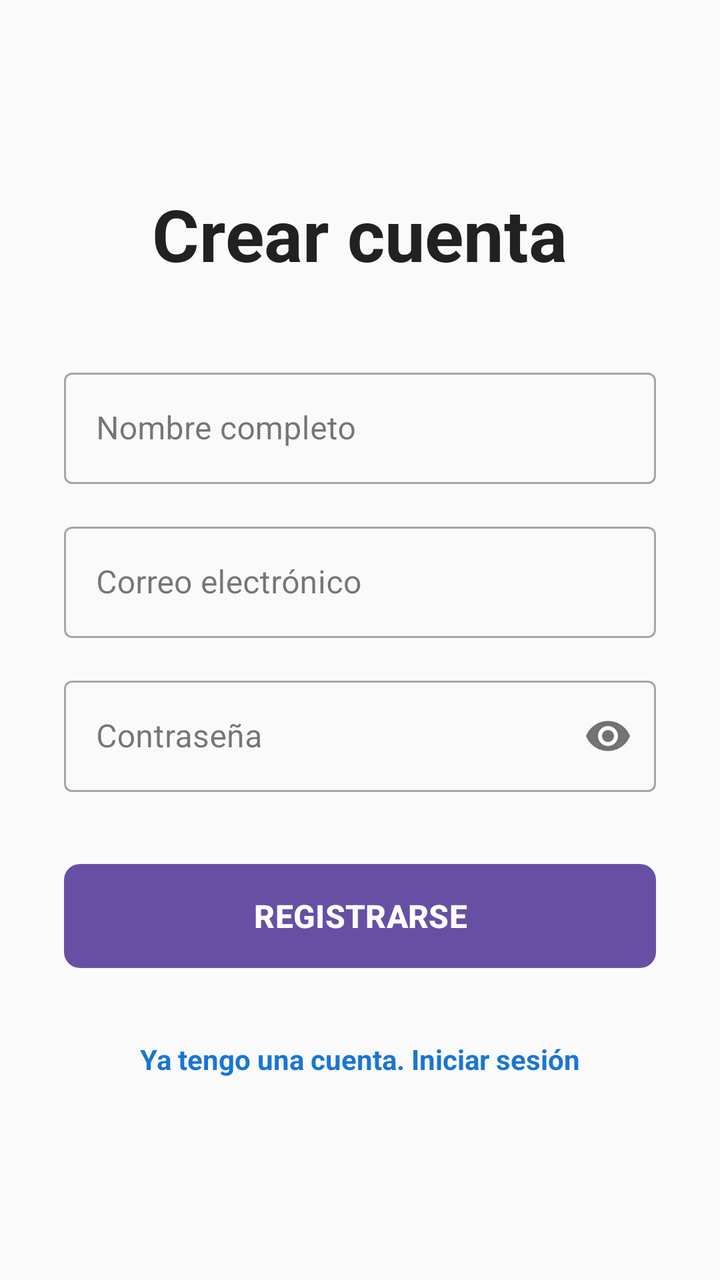
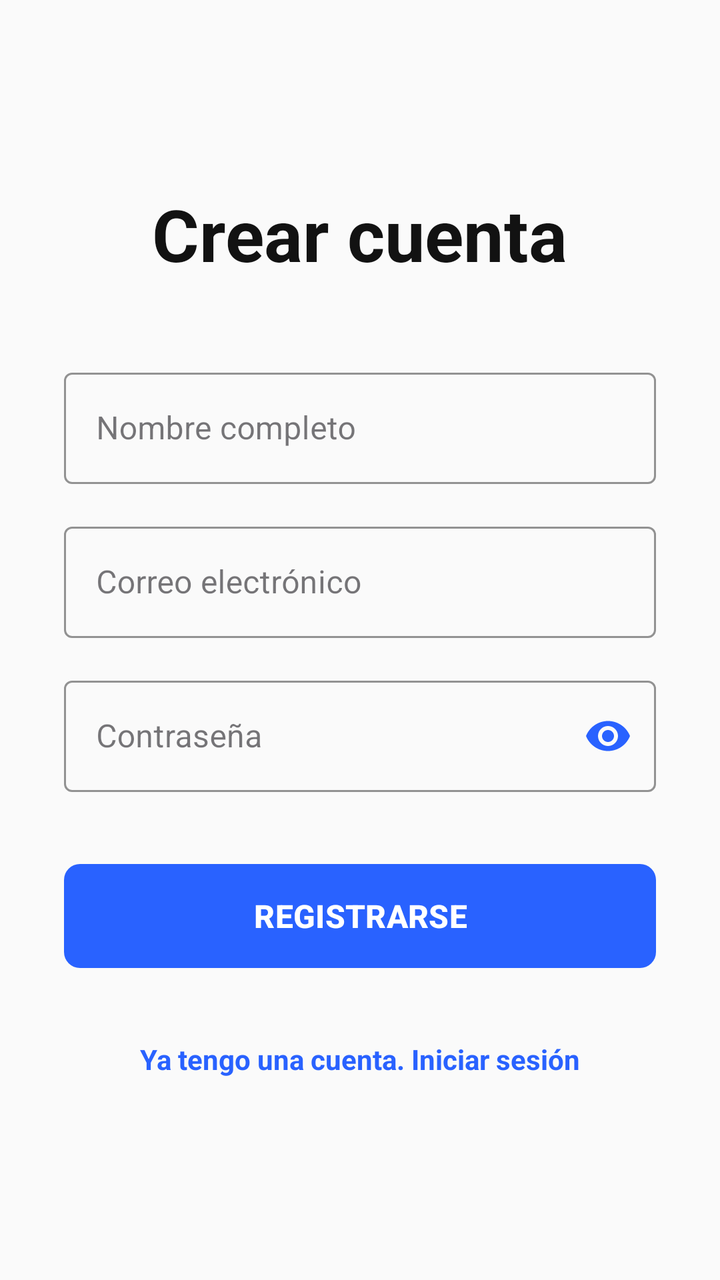

Compare the two renders of this Android layout. The source of the first and the diff that turns it into the second are given below.
<!-- AndroidManifest.xml: application theme Theme.Aplicacion -->
<!-- res/layout/activity_registro.xml -->
<?xml version="1.0" encoding="UTF-8" ?>
<ScrollView xmlns:android="http://schemas.android.com/apk/res/android"
    xmlns:app="http://schemas.android.com/apk/res-auto"
    android:layout_width="match_parent"
    android:layout_height="match_parent"
    android:fillViewport="true"
    android:background="#FAFAFA">

    <LinearLayout
        android:layout_width="match_parent"
        android:layout_height="wrap_content"
        android:orientation="vertical"
        android:padding="32dp"
        android:gravity="center">

        
        <TextView
            android:layout_width="wrap_content"
            android:layout_height="wrap_content"
            android:text="Crear cuenta"
            android:textSize="36sp"
            android:textStyle="bold"
            android:textColor="#212121"
            android:layout_marginBottom="40dp"/>

        
        <com.google.android.material.textfield.TextInputLayout
            style="@style/Widget.MaterialComponents.TextInputLayout.OutlinedBox"
            android:layout_width="match_parent"
            android:layout_height="wrap_content"
            android:hint="Nombre completo"
            android:layout_marginBottom="16dp">

            <com.google.android.material.textfield.TextInputEditText
                android:layout_width="match_parent"
                android:layout_height="wrap_content"
                android:id="@+id/etNombreRegistro"
                android:inputType="textPersonName"/>
        </com.google.android.material.textfield.TextInputLayout>

        
        <com.google.android.material.textfield.TextInputLayout
            style="@style/Widget.MaterialComponents.TextInputLayout.OutlinedBox"
            android:layout_width="match_parent"
            android:layout_height="wrap_content"
            android:hint="Correo electrónico"
            android:layout_marginBottom="16dp">

            <com.google.android.material.textfield.TextInputEditText
                android:layout_width="match_parent"
                android:layout_height="wrap_content"
                android:id="@+id/etEmailRegistro"
                android:inputType="textEmailAddress"/>
        </com.google.android.material.textfield.TextInputLayout>

        
        <com.google.android.material.textfield.TextInputLayout
            style="@style/Widget.MaterialComponents.TextInputLayout.OutlinedBox"
            android:layout_width="match_parent"
            android:layout_height="wrap_content"
            android:hint="Contraseña"
            app:passwordToggleEnabled="true"
            android:layout_marginBottom="32dp">

            <com.google.android.material.textfield.TextInputEditText
                android:layout_width="match_parent"
                android:layout_height="wrap_content"
                android:id="@+id/etPasswordRegistro"
                android:inputType="textPassword"/>
        </com.google.android.material.textfield.TextInputLayout>

        
        <ProgressBar
            android:layout_width="wrap_content"
            android:layout_height="wrap_content"
            android:id="@+id/progressBarRegistro"
            android:visibility="gone"
            android:layout_marginBottom="16dp"/>

        
        <com.google.android.material.button.MaterialButton
            android:layout_width="match_parent"
            android:layout_height="60dp"
            android:id="@+id/btnRegistrar"
            android:text="REGISTRARSE"
            android:textSize="16sp"
            android:textStyle="bold"
            app:cornerRadius="8dp"
            android:layout_marginBottom="24dp"/>

        
        <TextView
            android:layout_width="wrap_content"
            android:layout_height="wrap_content"
            android:id="@+id/tvVolverLogin"
            android:text="Ya tengo una cuenta. Iniciar sesión"
            android:textColor="#1976D2"
            android:textStyle="bold"
            android:padding="8dp"
            android:background="?attr/selectableItemBackground"
            android:clickable="true"
            android:focusable="true"/>
    </LinearLayout>


</ScrollView>
<!-- resources referenced by this layout -->
<resources>
  <style name="Theme.Aplicacion" parent="Base.Theme.Aplicacion" />
  <style name="Base.Theme.Aplicacion" parent="Theme.Material3.DayNight.NoActionBar">
          
          
      </style>
</resources>

<!-- the commit's change to res/layout/activity_registro.xml (unified diff, before → after) -->
@@ -4,7 +4,7 @@
     android:layout_width="match_parent"
     android:layout_height="match_parent"
     android:fillViewport="true"
-    android:background="#FAFAFA">
+    android:background="@color/backgroundColor">
 
     <LinearLayout
         android:layout_width="match_parent"
@@ -20,7 +20,7 @@
             android:text="Crear cuenta"
             android:textSize="36sp"
             android:textStyle="bold"
-            android:textColor="#212121"
+            android:textColor="@color/textColorPrimary"
             android:layout_marginBottom="40dp"/>
 
         
@@ -29,12 +29,15 @@
             android:layout_width="match_parent"
             android:layout_height="wrap_content"
             android:hint="Nombre completo"
+            app:boxStrokeColor="@color/primaryColor"
+            app:hintTextColor="@color/primaryColor"
             android:layout_marginBottom="16dp">
 
             <com.google.android.material.textfield.TextInputEditText
                 android:layout_width="match_parent"
                 android:layout_height="wrap_content"
                 android:id="@+id/etNombreRegistro"
+                android:textColor="@color/textColorPrimary"
                 android:inputType="textPersonName"/>
         </com.google.android.material.textfield.TextInputLayout>
 
@@ -44,12 +47,15 @@
             android:layout_width="match_parent"
             android:layout_height="wrap_content"
             android:hint="Correo electrónico"
+            app:boxStrokeColor="@color/primaryColor"
+            app:hintTextColor="@color/primaryColor"
             android:layout_marginBottom="16dp">
 
             <com.google.android.material.textfield.TextInputEditText
                 android:layout_width="match_parent"
                 android:layout_height="wrap_content"
                 android:id="@+id/etEmailRegistro"
+                android:textColor="@color/textColorPrimary"
                 android:inputType="textEmailAddress"/>
         </com.google.android.material.textfield.TextInputLayout>
 
@@ -60,12 +66,16 @@
             android:layout_height="wrap_content"
             android:hint="Contraseña"
             app:passwordToggleEnabled="true"
+            app:passwordToggleTint="@color/primaryColor"
+            app:boxStrokeColor="@color/primaryColor"
+            app:hintTextColor="@color/primaryColor"
             android:layout_marginBottom="32dp">
 
             <com.google.android.material.textfield.TextInputEditText
                 android:layout_width="match_parent"
                 android:layout_height="wrap_content"
                 android:id="@+id/etPasswordRegistro"
+                android:textColor="@color/textColorPrimary"
                 android:inputType="textPassword"/>
         </com.google.android.material.textfield.TextInputLayout>
 
@@ -75,6 +85,7 @@
             android:layout_height="wrap_content"
             android:id="@+id/progressBarRegistro"
             android:visibility="gone"
+            android:indeterminateTint="@color/primaryColor"
             android:layout_marginBottom="16dp"/>
 
         
@@ -86,6 +97,8 @@
             android:textSize="16sp"
             android:textStyle="bold"
             app:cornerRadius="8dp"
+            android:textColor="#FFFFFF"
+            app:backgroundTint="@color/primaryColor"
             android:layout_marginBottom="24dp"/>
 
         
@@ -94,7 +107,7 @@
             android:layout_height="wrap_content"
             android:id="@+id/tvVolverLogin"
             android:text="Ya tengo una cuenta. Iniciar sesión"
-            android:textColor="#1976D2"
+            android:textColor="@color/primaryColor"
             android:textStyle="bold"
             android:padding="8dp"
             android:background="?attr/selectableItemBackground"
<!-- resource entries referenced after the edit -->
@@ -1,5 +1,8 @@
 <!-- resources referenced by this layout -->
 <resources>
+  <color name="backgroundColor">#FAFAFA</color>
+  <color name="primaryColor">#2962FF</color>
+  <color name="textColorPrimary">#121212</color>
   <style name="Theme.Aplicacion" parent="Base.Theme.Aplicacion" />
   <style name="Base.Theme.Aplicacion" parent="Theme.Material3.DayNight.NoActionBar">
           
